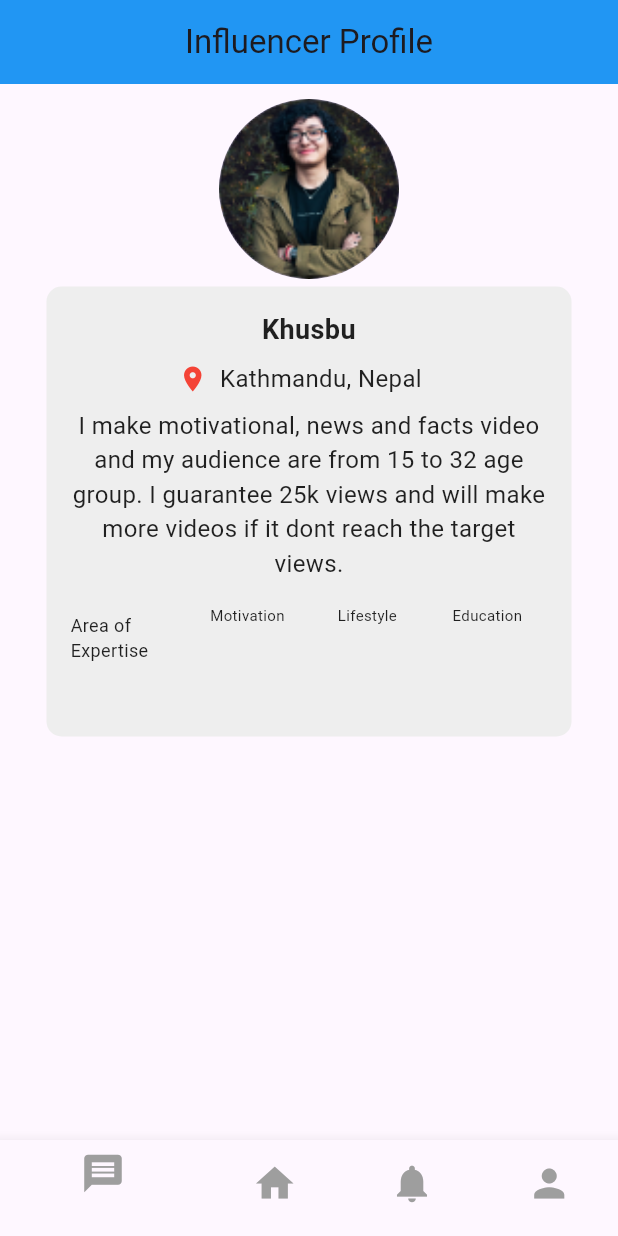
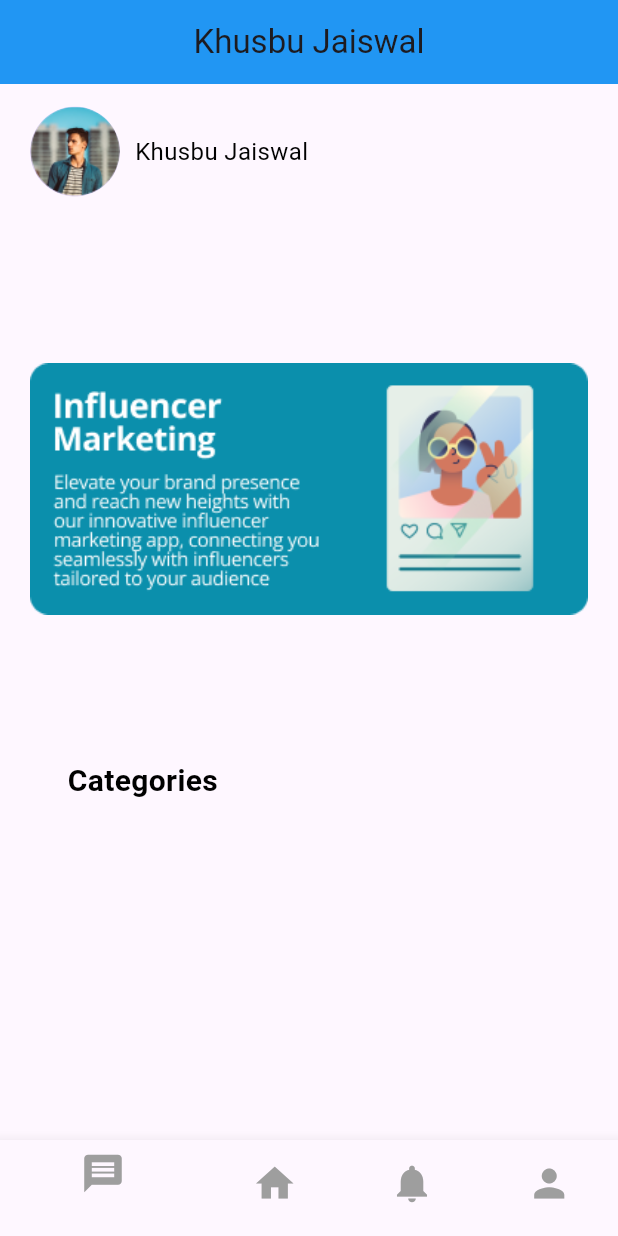
Before and after one commit to KhusbuJays01/TrendMasterApp, a Flutter app: the screen it shows after launch, on a phone screen of 412 x 824 dp. Run offline on Flutter 3.47's test engine with Material 3 defaults, Android fonts, the phone set to English and light mode, and no system bars; our stand-ins replace google_fonts.

Commit message:
company home start

```diff
--- a/lib/main.dart
+++ b/lib/main.dart
@@ -1,5 +1,6 @@
 import 'package:flutter/material.dart';
 import 'package:google_fonts/google_fonts.dart';
+import 'package:trendmaster/pages/company_home_page.dart';
 import 'package:trendmaster/pages/home_page.dart';
 import 'package:trendmaster/pages/influencer_profile_page.dart';
 
@@ -25,7 +26,9 @@ class MyApp  extends StatelessWidget {
           // "/": (context) => LoginPage(),
           // "/": (context) => HomePage(),
           // "/": (context) => CreatorPage(),
-          "/": (context) => InfluencerProfile(),
+          // "/": (context) => InfluencerProfile(),
+             "/": (context) => CompanyHomePage(),
+
         }
     );
   }
--- /dev/null
+++ b/lib/pages/company_home_page.dart
@@ -0,0 +1,103 @@
+import 'package:flutter/material.dart';
+
+class CompanyHomePage extends StatelessWidget {
+  final List<String> images = [
+    'assets/images/company_h1.png',
+    'assets/images/cocacola.png',
+    'assets/images/sumsung.png',
+    // Add more images as needed
+  ];
+
+  @override
+  Widget build(BuildContext context) {
+    return Scaffold(
+      appBar: AppBar(
+        title: Text("Khusbu Jaiswal"),
+        centerTitle: true,
+        backgroundColor: Colors.blue, // Set your desired background color here
+      ),
+      body: Padding(
+        padding: const EdgeInsets.only(left: 20, top: 15, right: 20),
+        child: Column(
+          mainAxisAlignment: MainAxisAlignment.start,
+          crossAxisAlignment: CrossAxisAlignment.start,
+          children: [
+            // Profile section
+            Row(
+              children: [
+                CircleAvatar(
+                  radius: 30,
+                  backgroundImage: AssetImage('assets/images/companyProfile.png'), // Add your profile picture asset
+                ),
+                SizedBox(width: 10),
+                Column(
+                  crossAxisAlignment: CrossAxisAlignment.start,
+                  children: [
+                    Text(
+                      'Khusbu Jaiswal',
+                      style: TextStyle(
+                        fontSize: 16,
+                        color: Colors.black,
+                      ),
+                    ),
+                  ],
+                ),
+              ],
+            ),
+            SizedBox(height: 20),
+            // Image carousel
+            Container(
+              height: 350,
+              width: 400,
+              child: PageView.builder(
+                itemCount: images.length,
+                itemBuilder: (context, index) {
+                  return Image.asset(images[index]);
+                },
+              ),
+            ),
+
+            SizedBox(height: 5),
+            Padding(
+              padding: const EdgeInsets.only(left: 25),
+              child: Align(
+                alignment: Alignment.centerLeft,
+                child: Text(
+                  'Categories',
+                  style: TextStyle(
+                    fontSize: 20,
+                    fontWeight: FontWeight.bold,
+                    color: Colors.black,
+                  ),
+                ),
+              ),
+            ),
+
+
+            // Add other content below the image carousel if needed
+          ],
+        ),
+      ),
+      bottomNavigationBar: BottomNavigationBar(
+        items: const <BottomNavigationBarItem>[
+          BottomNavigationBarItem(
+            icon: Icon(Icons.message, size: 30, color: Colors.grey),
+            label: 'Messages',
+          ),
+          BottomNavigationBarItem(
+            icon: Icon(Icons.home, size: 30, color: Colors.grey),
+            label: 'Home',
+          ),
+          BottomNavigationBarItem(
+            icon: Icon(Icons.notifications, size: 30, color: Colors.grey),
+            label: 'Notifications',
+          ),
+          BottomNavigationBarItem(
+            icon: Icon(Icons.person, size: 30, color: Colors.grey),
+            label: 'Profile',
+          ),
+        ],
+      ),
+    );
+  }
+}
--- a/lib/pages/influencer_profile_page.dart
+++ b/lib/pages/influencer_profile_page.dart
@@ -1,5 +1,4 @@
 import 'package:flutter/material.dart';
-
 
 class InfluencerProfile extends StatelessWidget {
   @override
@@ -39,7 +38,7 @@ class InfluencerProfile extends StatelessWidget {
             Center(
               child: Container(
                 width: 350,
-                height: 300,
+                height: 280,
                 padding: EdgeInsets.all(16),
                 decoration: BoxDecoration(
                   color: Colors.grey.shade200,
@@ -119,8 +118,36 @@ class InfluencerProfile extends StatelessWidget {
                 ),
               ),
             ),
+            SizedBox(height: 10),
 
-            // Single row with "Area of Expertise" text and three containers
+            // Worked with Companies text aligned to the right and bold
+            Row(
+              mainAxisAlignment: MainAxisAlignment.end,
+              children: [
+                Text(
+                  'Worked with Companies',
+                  style: TextStyle(
+                    fontSize: 19,
+                    fontWeight: FontWeight.bold, // Make it bold
+                    color: Colors.black87,
+                  ),
+                ),
+              ],
+            ),
+
+            SizedBox(height: 10),
+
+            // Gallery text
+            Text(
+              'Gallery',
+              style: TextStyle(
+                fontSize: 18,
+                fontWeight: FontWeight.bold,
+                color: Colors.black87,
+              ),
+            ),
+
+            // Row with three images on the right side
           ],
         ),
       ),
```
Also changed, not shown: assets/images/Kathmandu Codes.png (added), assets/images/Rectangle 6.png (added), assets/images/cocacola.png (added), assets/images/companyProfile.png (added), assets/images/company_h1.png (added), assets/images/fanta.png (added), assets/images/food.png (added), assets/images/home.png (added), assets/images/sumsung logo.png (added), assets/images/sumsung.png (added).
